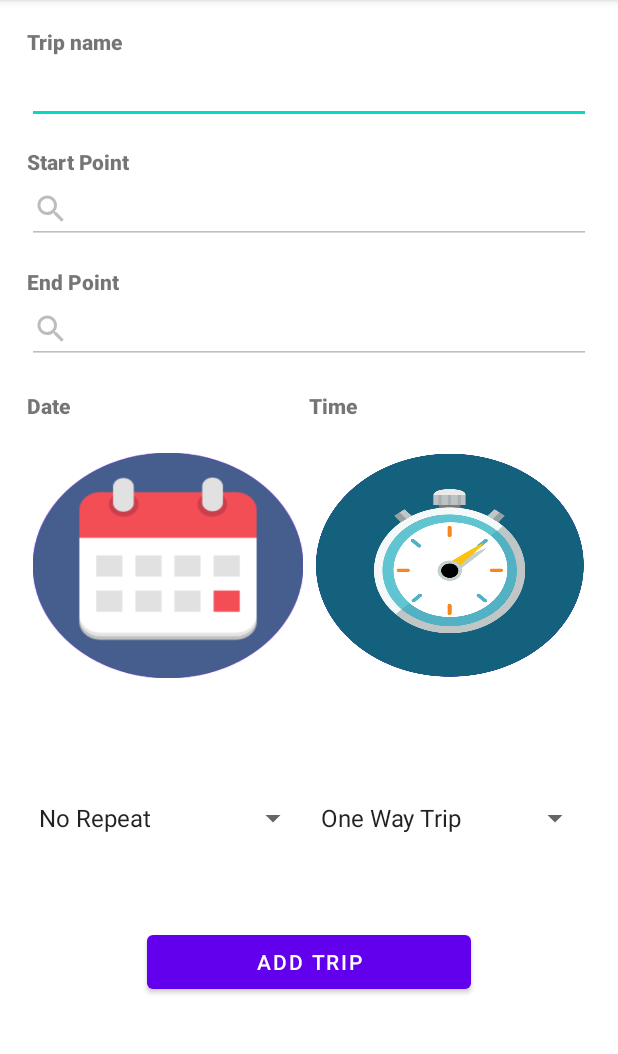
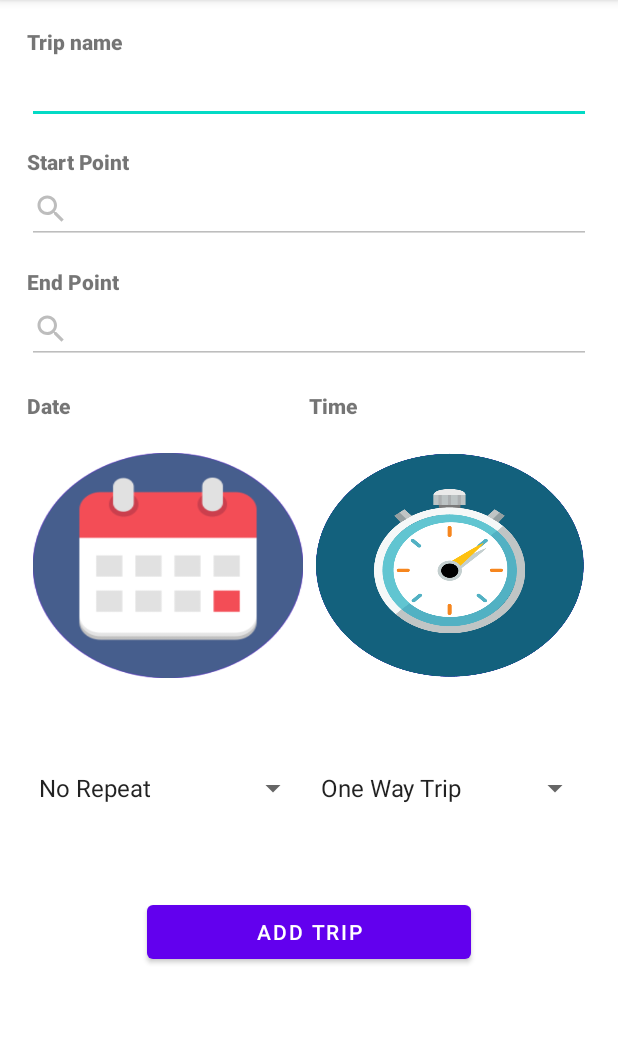
Before and after one commit to AhmedAmr77/Fakarny, an Android app: the NewTripActivity screen opened directly, with no data from a screen before it, on a phone screen of 412 x 824 dp, the part 84-1138 px from its top. Run offline under Robolectric (Android 15) with nearby library versions, the phone set to English and light mode, and no system bars.

Commit message:
modify ui

```diff
--- a/app/src/main/res/layout/activity_new_trip.xml
+++ b/app/src/main/res/layout/activity_new_trip.xml
@@ -16,7 +16,7 @@
         android:layout_marginTop="18dp"
         android:layout_marginEnd="18dp"
         android:layout_marginRight="18dp"
-        android:layout_marginBottom="18dp"
+        android:layout_marginBottom="10dp"
         android:orientation="vertical">
 
         <TextView
@@ -126,25 +126,21 @@
             android:layout_height="wrap_content"
             android:layout_marginTop="18dp"
             android:orientation="horizontal"
-            android:weightSum="5">
+            android:weightSum="2">
 
             <TextView
                 android:id="@+id/textDate"
+                android:layout_height="wrap_content"
                 android:layout_width="0dp"
-                android:layout_height="wrap_content"
-                android:layout_weight="2" />
-
-            <TextView
-                android:layout_width="0dp"
-                android:layout_height="wrap_content"
-                android:layout_margin="10dp"
-                android:layout_weight="1" />
+                android:layout_weight="1"
+                android:gravity="center_horizontal" />
 
             <TextView
                 android:id="@+id/textTime"
+                android:layout_height="wrap_content"
                 android:layout_width="0dp"
-                android:layout_height="wrap_content"
-                android:layout_weight="2" />
+                android:layout_weight="1"
+                android:gravity="center_horizontal" />
         </LinearLayout>
 
         <LinearLayout
@@ -176,6 +172,7 @@
             android:layout_marginTop="60dp"
             android:layout_marginEnd="80dp"
             android:layout_marginRight="80dp"
+            android:layout_marginBottom="20dp"
             android:text="@string/addTrip" />
 
     </LinearLayout>
```
